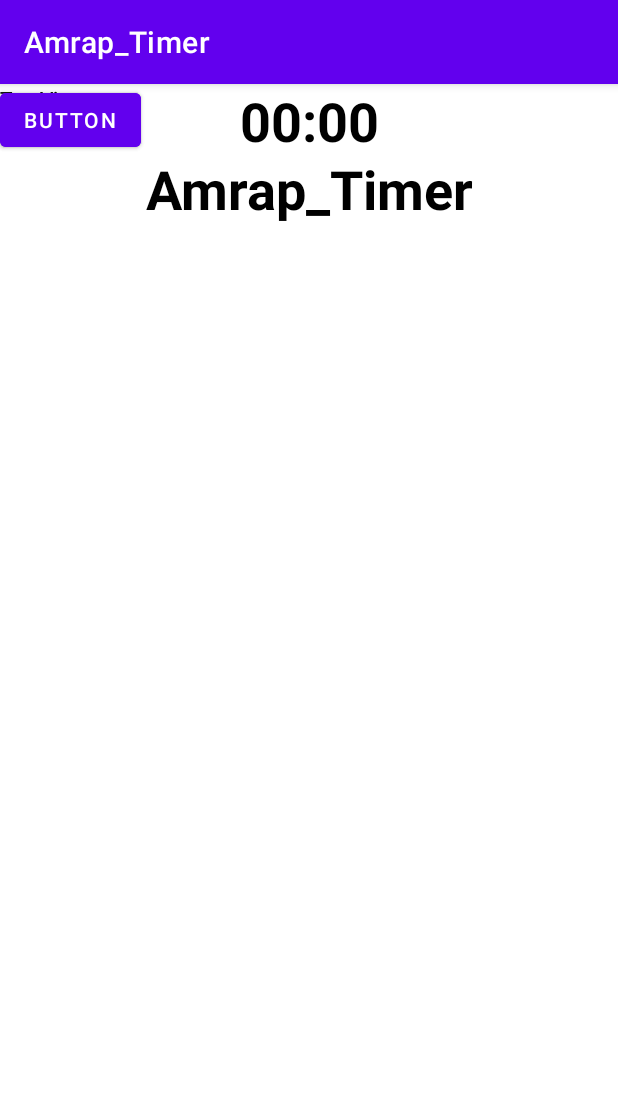
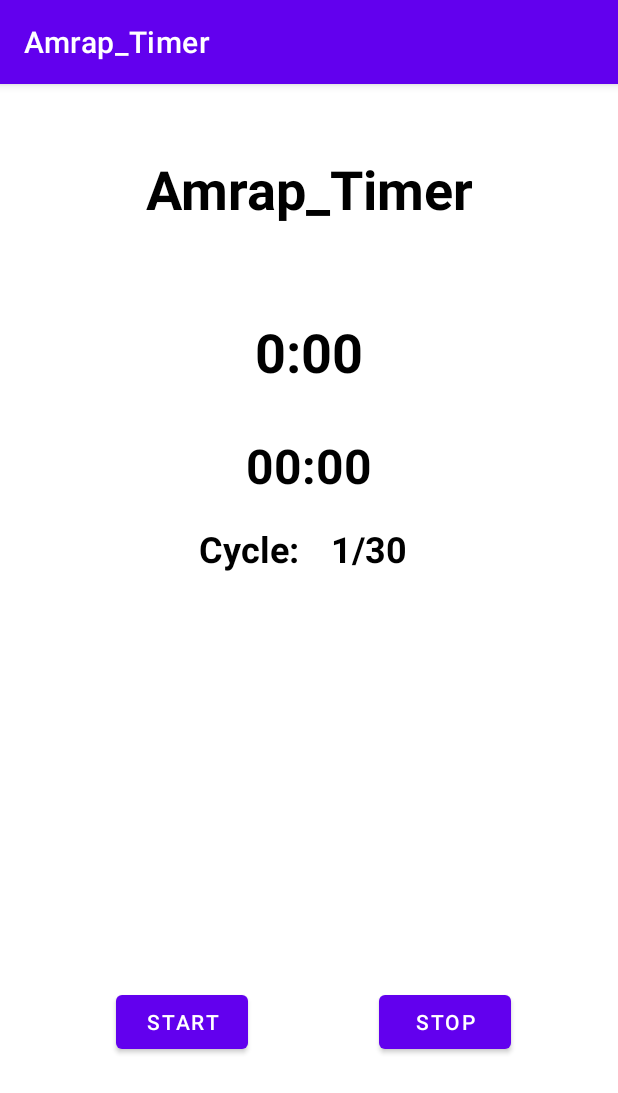
Before and after one commit to lmar02/Amrap_Timer, an Android app: the WorkoutTimer screen opened directly, with no data from a screen before it, on a phone screen of 412 x 824 dp. Shown: the top 1093 px of the screen. Run offline under Robolectric (Android 15) with nearby library versions, the phone set to English and light mode, and no system bars.

Commit message:
Update
Added functionality for main timer and communication between activities.

```diff
--- a/app/src/main/java/com/example/amrap_timer/WorkoutTimer.java
+++ b/app/src/main/java/com/example/amrap_timer/WorkoutTimer.java
@@ -3,12 +3,127 @@ package com.example.amrap_timer;
 import androidx.appcompat.app.AppCompatActivity;
 
 import android.os.Bundle;
+import android.os.CountDownTimer;
+import android.view.View;
+import android.widget.Button;
+import android.widget.TextView;
 
 public class WorkoutTimer extends AppCompatActivity {
+
+    //required variables for the program
+    private Button start_Pause_Button;
+    private Button stopButton;
+    private TextView totalTimerText;
+    private TextView cycleTimerText;
+    private TextView cycleCounterText;
+    private CountDownTimer countDownTimer;
+    private CountDownTimer countDownCycleTimer;
+    private boolean runningTimer = false;
+    private boolean cycleSwitch = false;
+    private int totalCycles = 0;
+    private long totalTimerAmount = 0;
+    private long timeIntervalOneInMilliseconds = 0;
+    private long timeIntervalTwoInMilliseconds = 0;
 
     @Override
     protected void onCreate(Bundle savedInstanceState) {
         super.onCreate(savedInstanceState);
         setContentView(R.layout.activity_workout_timer);
+
+        //assigning visual objects to the variables to be used in the code
+        start_Pause_Button = findViewById(R.id.startButton);
+        stopButton = findViewById(R.id.stopButton);
+        totalTimerText = findViewById(R.id.main_Timer);
+        cycleTimerText = findViewById(R.id.cycleTimer);
+        cycleCounterText = findViewById(R.id.cycleCounter);
+
+
+
+
+
+        timeIntervalOneInMilliseconds = getIntent().getLongExtra("timeIntervalOne",0);
+        timeIntervalTwoInMilliseconds = getIntent().getLongExtra("timeIntervalTwo",0);
+        totalCycles = getIntent().getIntExtra("TotalCycles", 0);
+        totalTimerAmount = getIntent().getLongExtra("TotalTime", 0);
+
+        //set up TimerText with the correct duration
+        updateTimer();
+
+
+        start_Pause_Button.setOnClickListener(new View.OnClickListener()
+        {
+
+            @Override
+            public void onClick(View v) {
+                startPause();
+            }
+        });
+
+
     }
+    public void startPause()
+    {
+        if(runningTimer)
+        {
+            PauseTimer();
+        }else
+            StartTimer();
+    }
+    public void switchInterval()
+    {
+        if(cycleSwitch)
+        {
+            cycleSwitch = false;
+        }else
+            cycleSwitch = true;
+
+    }
+
+
+    public void StartTimer()
+    {
+        runningTimer = true;
+        countDownTimer =new CountDownTimer(totalTimerAmount, 1000) {
+            @Override
+            public void onTick(long millisUntilFinished) {
+
+
+                totalTimerAmount = millisUntilFinished;
+                updateTimer();
+            }
+
+            @Override
+            public void onFinish() {
+
+
+            }
+        }.start();
+        start_Pause_Button.setText("Pause");
+        runningTimer = true;
+
+    }
+
+    public void PauseTimer()
+    {
+        runningTimer = false;
+        start_Pause_Button.setText("Start");
+        countDownTimer.cancel();
+    }
+
+    //to update the textview
+    public void updateTimer()
+    {
+        int minutes =  (int) totalTimerAmount / 60000;
+        int seconds = (int) totalTimerAmount % 60000/1000;
+        String timeLeftString = " ";
+        timeLeftString = "" + minutes + ":";
+        if(seconds<10) timeLeftString+="0";
+        timeLeftString+=seconds;
+
+        totalTimerText.setText(timeLeftString);
+
+    }
+
+
+
 }
--- a/app/src/main/res/layout/activity_workout_timer.xml
+++ b/app/src/main/res/layout/activity_workout_timer.xml
@@ -7,20 +7,29 @@
     tools:context=".WorkoutTimer">
 
     <Button
-        android:id="@+id/button"
+        android:id="@+id/startButton"
         android:layout_width="wrap_content"
         android:layout_height="wrap_content"
-        android:text="Button"
-        tools:layout_editor_absoluteX="32dp"
-        tools:layout_editor_absoluteY="600dp" />
+        android:layout_marginStart="72dp"
+        android:layout_marginLeft="72dp"
+        android:layout_marginTop="507dp"
+        android:layout_marginEnd="82dp"
+        android:layout_marginRight="82dp"
+        android:text="@string/StartButton"
+        app:layout_constraintEnd_toStartOf="@+id/stopButton"
+        app:layout_constraintStart_toStartOf="parent"
+        app:layout_constraintTop_toBottomOf="@+id/App_Name" />
 
     <Button
-        android:id="@+id/button2"
+        android:id="@+id/stopButton"
         android:layout_width="wrap_content"
         android:layout_height="wrap_content"
-        android:text="Button"
-        tools:layout_editor_absoluteX="260dp"
-        tools:layout_editor_absoluteY="600dp" />
+        android:layout_marginTop="507dp"
+        android:layout_marginEnd="71dp"
+        android:layout_marginRight="71dp"
+        android:text="@string/StopButton"
+        app:layout_constraintEnd_toEndOf="parent"
+        app:layout_constraintTop_toBottomOf="@+id/App_Name" />
 
     <TextView
         android:id="@+id/App_Name"
@@ -39,43 +48,54 @@
         android:id="@+id/main_Timer"
         android:layout_width="wrap_content"
         android:layout_height="wrap_content"
-        android:text="00:00"
+        android:layout_marginTop="60dp"
         android:textColor="#000000"
         android:textSize="36sp"
         android:textStyle="bold"
         app:layout_constraintEnd_toEndOf="parent"
         app:layout_constraintStart_toStartOf="parent"
-        tools:layout_editor_absoluteY="118dp" />
+        app:layout_constraintTop_toBottomOf="@+id/App_Name" />
 
     <TextView
-        android:id="@+id/textView3"
+        android:id="@+id/cycleTimer"
         android:layout_width="wrap_content"
         android:layout_height="wrap_content"
-        android:text="TextView"
-        tools:layout_editor_absoluteX="81dp"
-        tools:layout_editor_absoluteY="183dp" />
+        android:layout_marginTop="30dp"
+        android:text="00:00"
+        android:textColor="#000000"
+        android:textSize="32dp"
+        android:textStyle="bold"
+        app:layout_constraintEnd_toEndOf="parent"
+        app:layout_constraintStart_toStartOf="parent"
+        app:layout_constraintTop_toBottomOf="@+id/main_Timer" />
 
     <TextView
-        android:id="@+id/textView4"
+        android:id="@+id/cycleCounter"
         android:layout_width="wrap_content"
         android:layout_height="wrap_content"
-        android:text="TextView"
-        tools:layout_editor_absoluteX="172dp"
-        tools:layout_editor_absoluteY="185dp" />
-
-    <TextView
-        android:id="@+id/textView5"
-        android:layout_width="wrap_content"
-        android:layout_height="wrap_content"
-        android:text="TextView"
-        tools:layout_editor_absoluteX="81dp"
-        tools:layout_editor_absoluteY="271dp" />
+        android:layout_marginTop="17dp"
+        android:layout_marginEnd="80dp"
+        android:layout_marginRight="80dp"
+        android:text="@string/cycleTextTitle"
+        android:textColor="#000000"
+        android:textSize="24sp"
+        android:textStyle="bold"
+        app:layout_constraintEnd_toEndOf="parent"
+        app:layout_constraintStart_toStartOf="parent"
+        app:layout_constraintTop_toBottomOf="@+id/cycleTimer" />
 
     <TextView
         android:id="@+id/textView6"
         android:layout_width="wrap_content"
         android:layout_height="wrap_content"
-        android:text="TextView"
-        tools:layout_editor_absoluteX="170dp"
-        tools:layout_editor_absoluteY="271dp" />
+        android:layout_marginStart="80dp"
+        android:layout_marginLeft="80dp"
+        android:layout_marginTop="17dp"
+        android:text="1/30"
+        android:textColor="#000000"
+        android:textSize="24sp"
+        android:textStyle="bold"
+        app:layout_constraintEnd_toEndOf="parent"
+        app:layout_constraintStart_toStartOf="parent"
+        app:layout_constraintTop_toBottomOf="@+id/cycleTimer" />
 </androidx.constraintlayout.widget.ConstraintLayout>
--- a/app/src/main/res/values/strings.xml
+++ b/app/src/main/res/values/strings.xml
@@ -4,4 +4,7 @@
     <string name="button_30_15_Text">30 Seconds / 15 Seconds</string>
     <string name="button_30_30_Text">30 Seconds / 30 Seconds</string>
     <string name="button_1min_30_text">1 Minute / 30 Seconds</string>
+    <string name ="cycleTextTitle"> Cycle:</string>
+    <string name ="StartButton"> Start</string>
+    <string name ="StopButton"> Stop</string>
 </resources>
```
Also changed, not shown: app/src/main/java/com/example/amrap_timer/MainActivity.java (+33 -15 lines).
